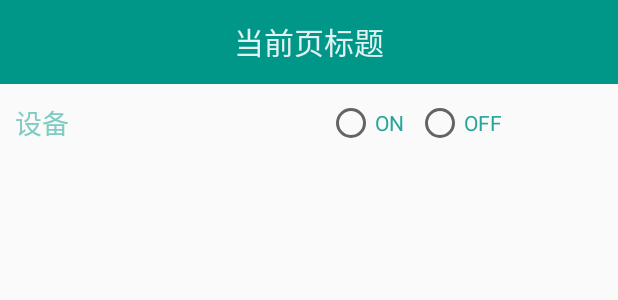
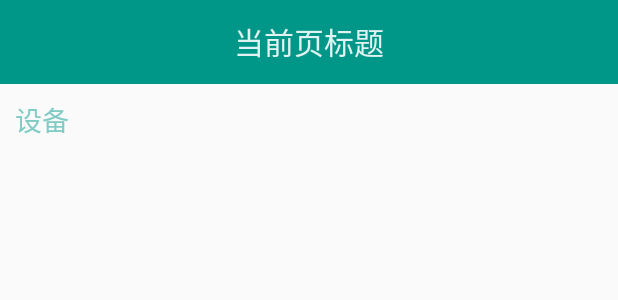
Before and after one commit to lujianzhi/smarthome, an Android app: the layout activity_equipment_detail.xml on its own in the app's theme, with its tools: preview values and no code run, on a phone screen of 412 x 824 dp. Shown: the top 300 px of the screen. Run offline under Robolectric (Android 15) with nearby library versions, the phone set to English and light mode, and no system bars.

Commit message:
界面细节处理

```diff
--- a/app/src/main/java/com/smarthome/AsyncTask/GetOperationLogListTask.java
+++ b/app/src/main/java/com/smarthome/AsyncTask/GetOperationLogListTask.java
@@ -57,5 +57,6 @@ public class GetOperationLogListTask extends AsyncTask<String, Void, List<Operat
             baseView.notifyDataChanged();
         }
         baseView.stopLoading();
+        this.cancel(false);
     }
 }
--- a/app/src/main/java/com/smarthome/ui/MainActivity.java
+++ b/app/src/main/java/com/smarthome/ui/MainActivity.java
@@ -47,8 +47,8 @@ public class MainActivity extends BaseActivity implements MainMVPContract.IMainV
 
         mainPresenter.clearData();
         mainPresenter.requestSceneList();
-        mainPresenter.requestWarnInfoList();
-        mainPresenter.requestLogMessageList();
+        mainPresenter.requestWarnInfoList("1", "1", "20");
+        mainPresenter.requestLogMessageList("", "1", "20");
     }
 
     @Override
@@ -62,6 +62,7 @@ public class MainActivity extends BaseActivity implements MainMVPContract.IMainV
         warnRecyclerView.setAdapter(warnLogAdapter);
 
         logMessageAdapter = new OperationLogAdapter();
+        logMessageAdapter.setHorizontal(true);
         logMessageRecyclerView.setLayoutManager(new LinearLayoutManager(this));
         logMessageRecyclerView.setAdapter(logMessageAdapter);
 
--- a/app/src/main/res/layout/activity_equipment_detail.xml
+++ b/app/src/main/res/layout/activity_equipment_detail.xml
@@ -27,37 +27,6 @@
             android:textColor="@color/text_main_color"
             android:textSize="@dimen/text_title_size"/>
 
-        <RadioGroup
-            android:id="@+id/equipment_status"
-            android:layout_width="0dp"
-            android:layout_height="wrap_content"
-            android:layout_marginEnd="@dimen/activity_horizontal_margin"
-            android:layout_marginLeft="@dimen/activity_inner_margin_40"
-            android:layout_marginRight="@dimen/activity_horizontal_margin"
-            android:layout_marginStart="@dimen/activity_inner_margin_40"
-            android:layout_weight="0.5"
-            android:orientation="horizontal">
-
-            <RadioButton
-                android:id="@+id/equipment_status_on"
-                android:layout_width="wrap_content"
-                android:layout_height="wrap_content"
-                android:text="@string/equipment_status_on"
-                android:textColor="@color/text_tips_color"
-                android:textSize="@dimen/text_tips_size"/>
-
-            <RadioButton
-                android:id="@+id/equipment_status_off"
-                android:layout_width="wrap_content"
-                android:layout_height="wrap_content"
-                android:layout_marginLeft="@dimen/activity_inner_margin"
-                android:layout_marginStart="@dimen/activity_inner_margin"
-                android:text="@string/equipment_status_off"
-                android:textColor="@color/text_tips_color"
-                android:textSize="@dimen/text_tips_size"/>
-
-        </RadioGroup>
-
     </LinearLayout>
 
     <android.support.v7.widget.RecyclerView
--- a/app/src/main/res/values/dimens.xml
+++ b/app/src/main/res/values/dimens.xml
@@ -13,6 +13,7 @@
     <dimen name="text_title_size">18sp</dimen>
     <dimen name="text_main_size">16sp</dimen>
     <dimen name="text_tips_size">14sp</dimen>
+    <dimen name="text_tips_size_12">12sp</dimen>
     <dimen name="text_tips_size_10">10sp</dimen>
 
     <!-- top-->
```
Also changed, not shown: app/src/main/java/com/smarthome/AsyncTask/StatusChangeTask.java (+9 -19 lines), app/src/main/java/com/smarthome/MVPContract/EquipmentDetailMVPContract.java (+0 -13 lines), app/src/main/java/com/smarthome/MVPContract/MainMVPContract.java (+4 -4 lines), app/src/main/java/com/smarthome/MVPmodel/EquipmentDetailModel.java (+0 -15 lines), app/src/main/java/com/smarthome/MVPmodel/MainModel.java (+8 -8 lines), app/src/main/java/com/smarthome/MVPpresenter/EquipmentDetailPresenter.java (renamed from app/src/main/java/com/smarthome/MVPpresenter/EquipmenDetailPresenter.java, +5 -22 lines), app/src/main/java/com/smarthome/MVPpresenter/MainPresenter.java (+4 -4 lines), app/src/main/java/com/smarthome/adapter/OperationLogAdapter.java (+11 -1 lines), app/src/main/java/com/smarthome/ui/EquipmentActivity.java (+8 -1 lines), app/src/main/java/com/smarthome/ui/EquipmentDetailActivity.java (+4 -39 lines), app/src/main/res/layout/recycler_view_item_operation_log_horizontal.xml (added, +27 -0 lines).
